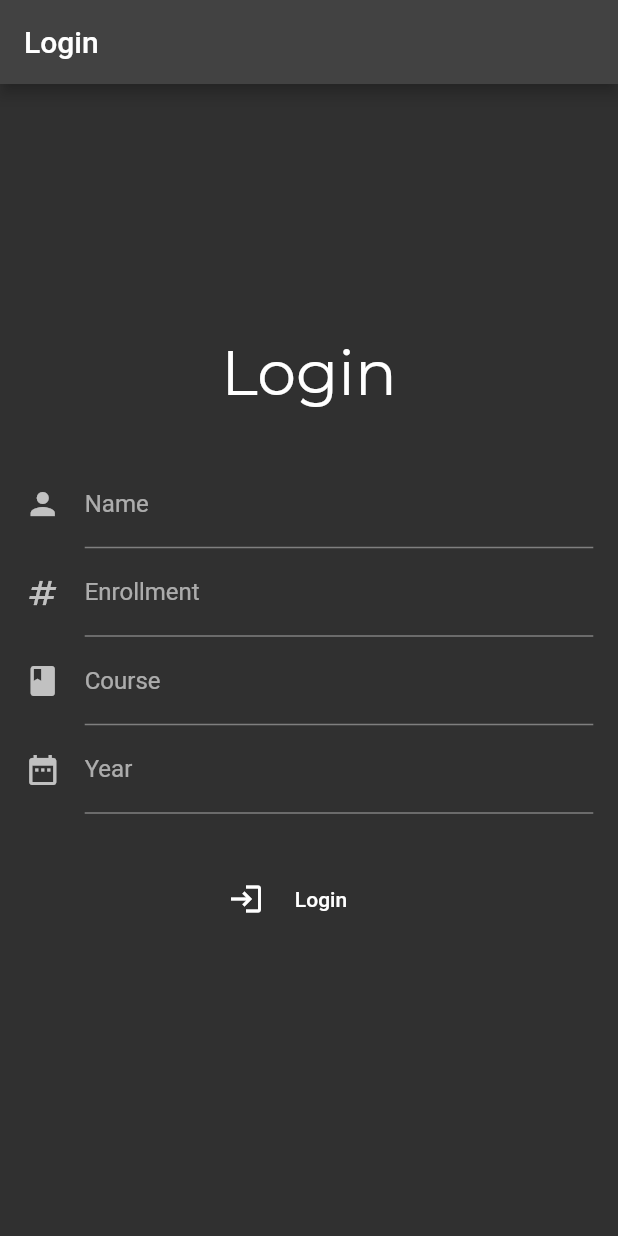
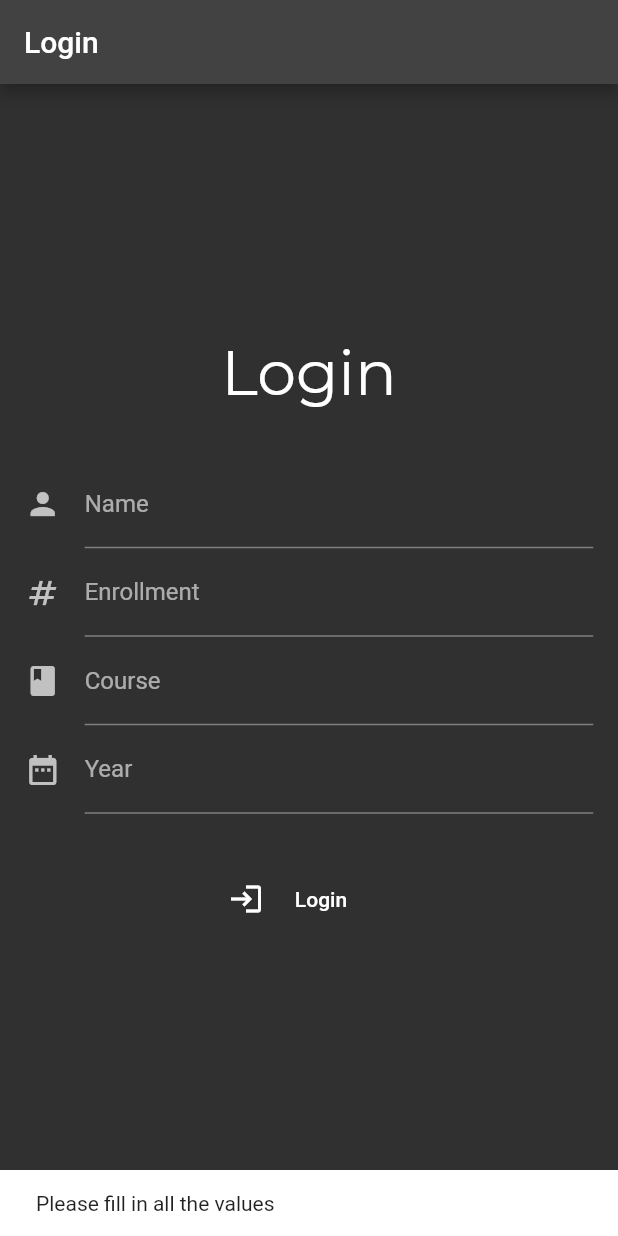
Before and after one commit to NaK915/Attendance_client, a Flutter app: the screen it shows after launch, after a tap on "Login", on a phone screen of 412 x 824 dp. Run offline on Flutter 3.47's test engine with Material 2 defaults, Android fonts, the phone set to English and light mode, and no system bars; our stand-ins replace google_fonts, shared_preferences.

Commit message:
Login Main pages

```diff
--- a/lib/login.dart
+++ b/lib/login.dart
@@ -1,3 +1,4 @@
+import 'package:attendance_client/main.dart';
 import 'package:flutter/material.dart';
 import 'package:google_fonts/google_fonts.dart';
 import 'package:shared_preferences/shared_preferences.dart';
@@ -14,12 +15,31 @@ class _Login extends State<Login> {
   TextEditingController erno = TextEditingController();
   TextEditingController course = TextEditingController();
   TextEditingController year = TextEditingController();
-  onClick() {}
+  onClick() async {
+    if (name.text == '' ||
+        erno.text == '' ||
+        course.text == '' ||
+        year.text == '') {
+      ScaffoldMessenger.of(context).showSnackBar(
+          const SnackBar(content: Text('Please fill in all the values')));
+      return;
+    }
+    final SharedPreferences prefs = await SharedPreferences.getInstance();
+    prefs.setString('name', name.text);
+    prefs.setString('erno', erno.text);
+    prefs.setString('course', course.text);
+    prefs.setString('year', year.text);
+    Navigator.pushReplacement(context,
+        MaterialPageRoute(builder: (BuildContext ctx) => const MyHomePage()));
+  }
+
   @override
   Widget build(BuildContext context) {
     Size size = MediaQuery.of(context).size;
     return (Scaffold(
-      appBar: AppBar(title: Text('Login')),
+      appBar: AppBar(
+        title: Text('Login'),
+      ),
       body: Center(
         child: SingleChildScrollView(
           child: Column(
@@ -90,7 +110,7 @@ class _Login extends State<Login> {
                     Text('Login')
                   ]),
                 ),
-              )
+              ),
             ],
           ),
         ),
--- a/lib/main.dart
+++ b/lib/main.dart
@@ -1,23 +1,17 @@
 import 'package:attendance_client/login.dart';
 import 'package:flutter/material.dart';
+import 'package:shared_preferences/shared_preferences.dart';
 
-void main() {
-  runApp(const MyApp());
-}
-
-class MyApp extends StatelessWidget {
-  const MyApp({Key? key}) : super(key: key);
-
-  // This widget is the root of your application.
-  @override
-  Widget build(BuildContext context) {
-    return MaterialApp(
-      title: 'Flutter Demo',
-      theme: ThemeData.dark(),
-      home: const Login(),
-      debugShowCheckedModeBanner: false,
-    );
-  }
+Future<void> main() async {
+  WidgetsFlutterBinding.ensureInitialized();
+  SharedPreferences preferences = await SharedPreferences.getInstance();
+  var name = preferences.getString('name');
+  print(name);
+  runApp(MaterialApp(
+    theme: ThemeData.dark(),
+    home: name == null ? const Login() : const MyHomePage(),
+    debugShowCheckedModeBanner: false,
+  ));
 }
 
 class MyHomePage extends StatefulWidget {
@@ -30,6 +24,7 @@ class _MyHomePageState extends State<MyHomePage> {
   Icon buticon = const Icon(Icons.bluetooth);
   String button = 'Start';
   String text = 'Wait for the teacher to start collecting attendance';
+  String erno = '';
   onClick() {
     setState(() {
       buticon = const Icon(Icons.bluetooth_connected);
@@ -38,12 +33,28 @@ class _MyHomePageState extends State<MyHomePage> {
     });
   }
 
+  logout() async {
+    SharedPreferences prefs = await SharedPreferences.getInstance();
+    prefs.remove('name');
+    prefs.remove('erno');
+    prefs.remove('course');
+    prefs.remove('year');
+    Navigator.pushReplacement(context,
+        MaterialPageRoute(builder: (BuildContext ctx) => const Login()));
+  }
+
   @override
   Widget build(BuildContext context) {
     Size size = MediaQuery.of(context).size;
     return Scaffold(
         appBar: AppBar(
           title: const Text('Mark Attendance'),
+          actions: [
+            MaterialButton(
+              onPressed: logout,
+              child: const Icon(Icons.logout),
+            )
+          ],
         ),
         body: Center(
           child: SingleChildScrollView(
```
